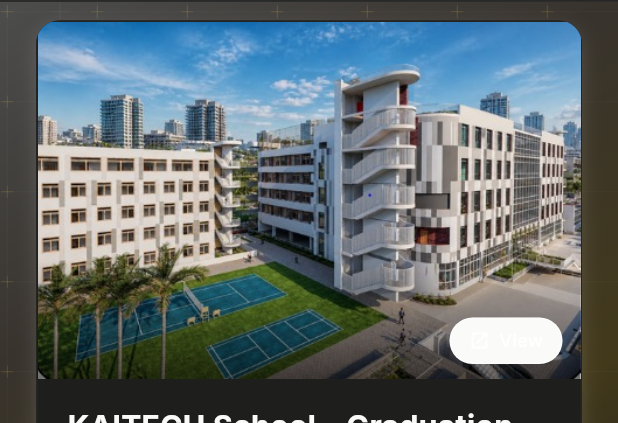
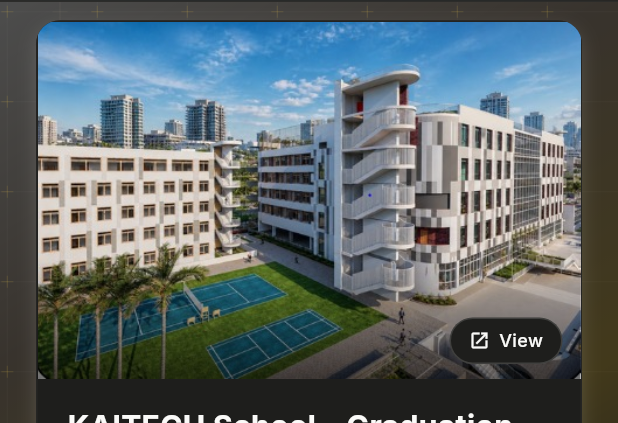
Before and after one commit to MohamedRefky/Rania_Portfolio, a Flutter app: the screen it shows after launch, scrolled down 3456 dp, on a phone screen of 412 x 824 dp, the part 82-505 px from its top. Run offline on Flutter 3.47's test engine with Material 3 defaults, Android fonts, the phone set to English and light mode, and no system bars; drawn by our look-alikes of flutter_animate; our stand-ins replace animated_text_kit, font_awesome_flutter, google_fonts, responsive_framework; missing offline and left inert: dart:js_interop.

Commit message:
feat: implement interactive project gallery with thumbnail navigation, keyboard controls, and lightbox view

```diff
--- a/lib/pages/project_details_page.dart
+++ b/lib/pages/project_details_page.dart
@@ -232,6 +232,7 @@
                         child: Image.asset(
                           widget.images[index],
                           fit: BoxFit.contain,
+                          cacheWidth: 1600,
                           errorBuilder: (_, _, _) => const GalleryImageError(),
                         ),
                       ),
--- a/lib/widgets/cards/project_card.dart
+++ b/lib/widgets/cards/project_card.dart
@@ -42,9 +42,19 @@
   /// Resolves image widget from asset path or network URL.
   Widget _buildImage(BoxFit fit, {double? width}) {
     if (widget.imageUrl.startsWith('http')) {
-      return Image.network(widget.imageUrl, fit: fit, width: width);
+      return Image.network(
+        widget.imageUrl,
+        fit: fit,
+        width: width,
+        cacheWidth: 800,
+      );
     }
-    return Image.asset(widget.imageUrl, fit: fit, width: width);
+    return Image.asset(
+      widget.imageUrl,
+      fit: fit,
+      width: width,
+      cacheWidth: 800,
+    );
   }
 
   /// Navigates to project gallery page.
@@ -352,14 +362,14 @@
                       _MobileActionChip(
                         icon: Icons.photo_library,
                         label: 'Gallery',
-                        color: AppColors.primary,
+                        color: AppColors.cardBackground,
                         onTap: _openProjectDetails,
                       ),
                     if (widget.liveDemoUrl != null)
                       _MobileActionChip(
                         icon: Icons.open_in_new,
                         label: 'View',
-                        color: AppColors.primary,
+                        color: AppColors.cardBackground,
                         onTap: () => _launchUrl(widget.liveDemoUrl),
                       ),
                   ],
@@ -398,17 +408,24 @@
           decoration: BoxDecoration(
             color: color,
             borderRadius: BorderRadius.circular(20),
-            border: Border.all(color: Colors.white.withValues(alpha: 0.3)),
+            border: Border.all(
+              color: AppColors.textPrimary.withValues(alpha: 0.15),
+              width: 1.0,
+            ),
           ),
           child: Row(
             mainAxisSize: MainAxisSize.min,
             children: [
-              Icon(icon, size: 14, color: Colors.white),
+              Icon(
+                icon,
+                size: 14,
+                color: AppColors.textPrimary,
+              ),
               const SizedBox(width: 6),
               Text(
                 label,
-                style: const TextStyle(
-                  color: Colors.white,
+                style: TextStyle(
+                  color: AppColors.textPrimary,
                   fontSize: 12,
                   fontWeight: FontWeight.w500,
                 ),
--- a/lib/widgets/gallery/gallery_thumbnail_strip.dart
+++ b/lib/widgets/gallery/gallery_thumbnail_strip.dart
@@ -102,6 +102,7 @@
               child: Image.asset(
                 widget.imagePath,
                 fit: BoxFit.cover,
+                cacheWidth: 150,
                 errorBuilder: (_, _, _) => Container(
                   color: AppColors.primary.withValues(alpha: 0.05),
                   child: Icon(
```
Also changed, not shown: 1 other file.
